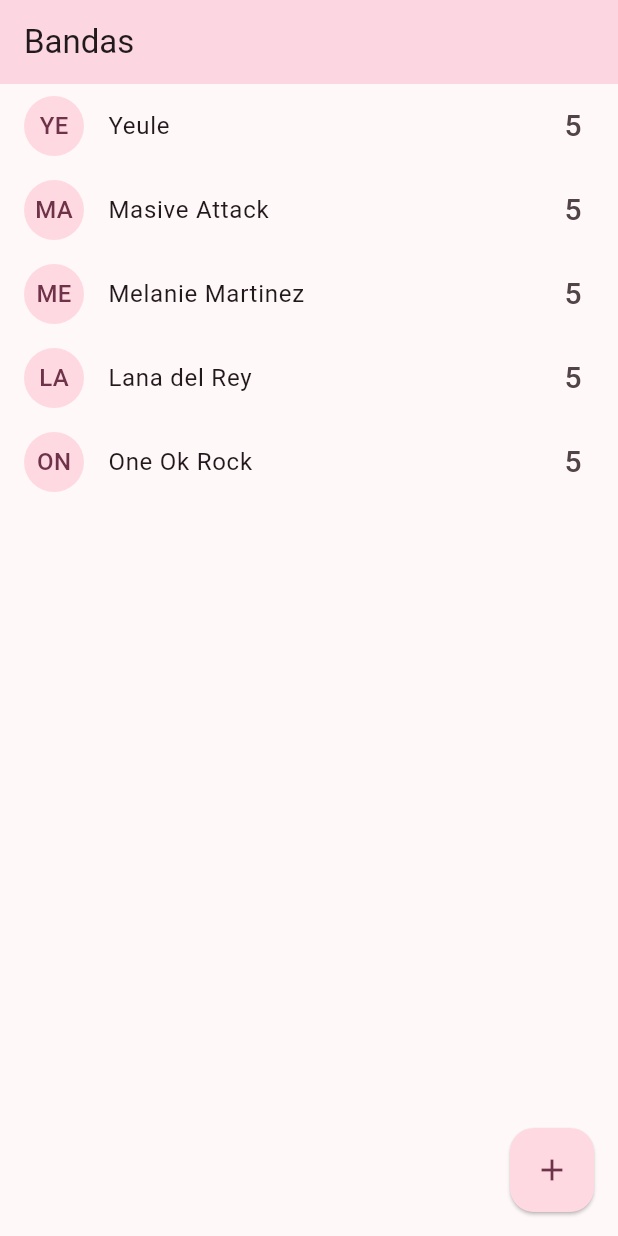
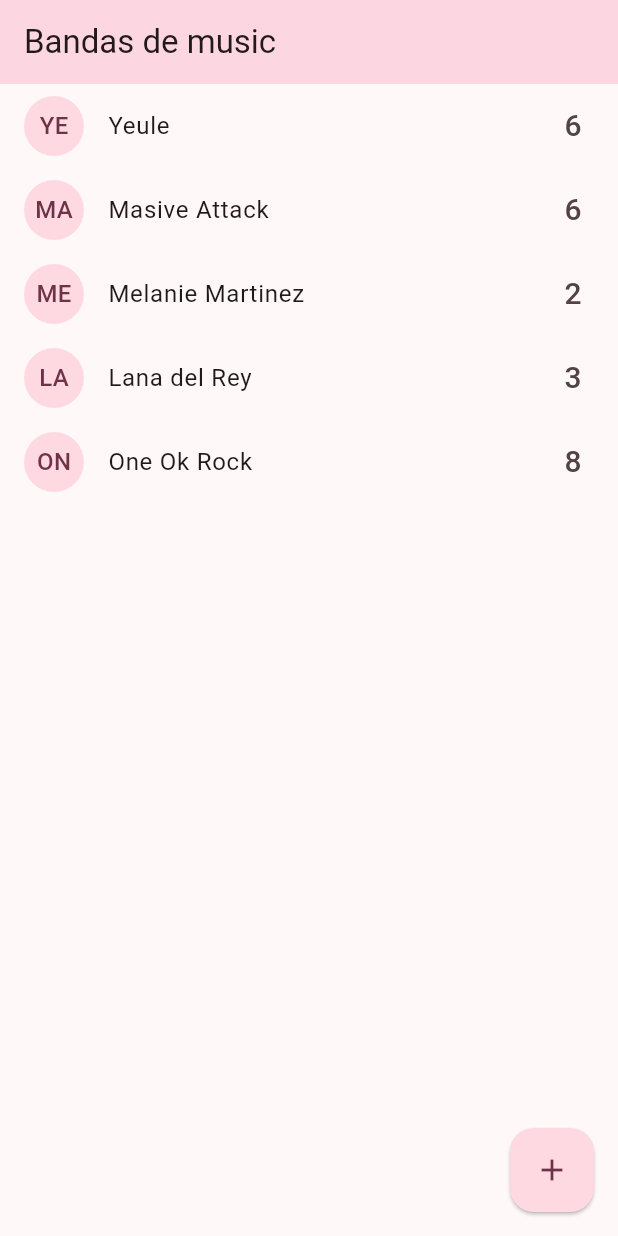
Before and after one commit to Pixxiejinx/appmovil, a Flutter app: the BandsScreen screen opened by its route, after a tap on "YE", on a phone screen of 412 x 824 dp. Run offline on Flutter 3.47's test engine with Material 3 defaults, Android fonts, the phone set to English and light mode, and no system bars; our stand-ins replace flutter_riverpod, go_router.

Commit message:
ebelmon: StateNotifierProvider para las bandas

```diff
--- a/lib/config/entities/band.dart
+++ b/lib/config/entities/band.dart
@@ -5,18 +5,17 @@
   int numerusVotum;
 
 
-  Band({
+ Band({
   required this.id,
   required this.nomen,
   required this.numerusVotum
 });
 
+ Band copyWith([String? id, String? nomen, int? numerusVotum]){
+  return Band(
+    id: id ?? this.id,
+    nomen: nomen ?? this.nomen,
+    numerusVotum: numerusVotum ?? this.numerusVotum
+    );
 }
-
-List<Band> bands = [
-  Band(id: '1', nomen: 'Yeule', numerusVotum:5),
-  Band(id: '1', nomen: 'Masive Attack', numerusVotum:5),
-  Band(id: '1', nomen: 'Melanie Martinez', numerusVotum:5),
-  Band(id: '1', nomen: 'Lana del Rey', numerusVotum:5),
-  Band(id: '1', nomen: 'One Ok Rock', numerusVotum:5),
-];
+}
--- /dev/null
+++ b/lib/presentation/providers/bands_provider.dart
@@ -0,0 +1,34 @@
+import 'package:flutter_riverpod/legacy.dart';
+import 'package:flu_avm/config/config.dart';
+
+final bandsProvider = StateNotifierProvider<BandsNotifier,List<Band>>((ref){
+  return BandsNotifier();
+});
+
+class BandsNotifier extends StateNotifier<List<Band>>{
+
+  //Esto es el state
+  BandsNotifier() : super([
+ Band(id: '1', nomen: 'Yeule', numerusVotum:5),
+  Band(id: '1', nomen: 'Masive Attack', numerusVotum:5),
+  Band(id: '2', nomen: 'Melanie Martinez', numerusVotum:2),
+  Band(id: '3', nomen: 'Lana del Rey', numerusVotum:3),
+  Band(id: '4', nomen: 'One Ok Rock', numerusVotum:8),
+  ]);
+
+  void addereBand(Band band){
+    state = [...state, band];
+  }
+
+  void delereBand(Band band){
+    state = state.where((b) => b.id != band.id ).toList();
+  }
+
+  void addereVotum(Band band){
+    state = state.map((b) {
+      return b.id == band.id
+        ? Band(id: b.id, nomen: b.nomen, numerusVotum: b.numerusVotum + 1)
+        : b;
+    }).toList();
+  }
+}
--- a/lib/presentation/screens/bands/bands_screen.dart
+++ b/lib/presentation/screens/bands/bands_screen.dart
@@ -1,120 +1,128 @@
+import 'package:flu_avm/config/config.dart';
+import 'package:flu_avm/presentation/providers/providers.dart';
 import 'package:flutter/cupertino.dart';
 import 'package:flutter/material.dart';
+import 'package:flutter_riverpod/flutter_riverpod.dart';
 import 'package:go_router/go_router.dart';
 
-import '../../../config/config.dart';
-
-class BandsScreen extends StatefulWidget {
+class BandsScreen extends ConsumerWidget {
   const BandsScreen({super.key});
 
+
+
   @override
-  State<BandsScreen> createState() => _BandsScreenState();
-}
+  Widget build(BuildContext context, WidgetRef ref) {
 
-class _BandsScreenState extends State<BandsScreen> {
-  @override
-  Widget build(BuildContext context) {
+    final bands = ref.watch(bandsProvider);
+
     return Scaffold(
       appBar: AppBar(
-        title: Text('Bandas')
+        title: Text('Bandas de music'),
       ),
       body: ListView.builder(
-        itemCount: bands.length,
-        itemBuilder: (context, i) {
-
-             return _bandTile(bands[i]);
-       }
+        itemCount:bands.length,
+        itemBuilder: (context, index) {
+          return _bandTile(context, ref, bands[index]);
+        },
       ),
       floatingActionButton: FloatingActionButton(
         elevation: 1,
-      onPressed: () => addereNovumBand(context),
-        child: Icon(Icons.add),
+        onPressed: () => addereNuvumBand(context,ref),
+        child: Icon(Icons.add),),
+    );
+  }
+
+  Widget _bandTile(BuildContext context, WidgetRef ref, Band band) {
+    return Dismissible(
+      key: Key(band.id),
+      direction: DismissDirection.startToEnd,
+      onDismissed: (direction) {
+
+        ref.read(bandsProvider.notifier).delereBand(band);
+
+      },
+      background: Container(
+        padding: EdgeInsets.only(left: 8),
+        color: Colors.red,
+        child: Align(
+          alignment: Alignment.centerLeft,
+          child: Text("Delete band", style:  TextStyle(color: Colors.white),),
+        ),
+      ),
+      child: ListTile(
+            leading: CircleAvatar(
+              child: Text(band.nomen.substring(0,2).toUpperCase()),
+            ),
+            title: Text(band.nomen),
+            trailing: Text('${band.numerusVotum}', style: TextStyle(fontSize: 20),),
+            onTap: (){
+              ref.read(bandsProvider.notifier).addereVotum(band);
+            },
           ),
     );
   }
 
-  Widget _bandTile(Band band) {
-    return Dismissible(
-      key: Key(band.id),
-      direction: DismissDirection.startToEnd,
-      onDismissed: (direction) {
-        print('Direction: $direction');
-        print('id: ${band.id}');
-      },
-      background: Container(
-        padding: EdgeInsets.only(left: 8.0),
-       child: Align(
-        alignment: Alignment.centerLeft,
-        child: Text('Delete Band', style: TextStyle(color: Colors.white),),
-       ),
-      ),
-      child: ListTile(
-          leading: CircleAvatar(
-            child: Text(band.nomen.substring(0, 2).toUpperCase()),
-              ),
-              title: Text(band.nomen),
-              trailing: Text('${ band.numerusVotum }', style: TextStyle(fontSize: 20),),
-              onTap: () {
-                print(band.nomen);},
-         ),
-    );
-  }
-  addereNovumBand(BuildContext context){
+  addereNuvumBand(BuildContext context, WidgetRef ref){
 
-final TextEditingController textumController = TextEditingController();
+    final textumController = TextEditingController();
+
+
     /*showDialog(
       context: context,
-  builder:(context) {
+      builder: (context) {
         return AlertDialog(
-      title: Text('New Band name'),
+          title: Text("New band name:"),
           content: TextField(controller: textumController,),
           actions: [
             MaterialButton(
-          onPressed: () => {addereBandAdCollection(context, textumController.text)},
+              onPressed:() => addereBandAdCollectione(context, textumController.text),
               textColor: Colors.blue,
-          child: Text('add'),
+              child: Text("add"),
             )
           ],
         );
       },
     );*/
-
     showCupertinoDialog(
     context: context,
-  builder: ( BuildContext context ) => CupertinoAlertDialog(
+    builder: (BuildContext context) => CupertinoAlertDialog(
       title: const Text('New band name'),
-    content:  CupertinoTextField(
+      content: CupertinoTextField(
         controller: textumController,
         style: TextStyle(
           color: Theme.of(context).brightness == Brightness.dark
               ? Colors.white
-          : Colors.black
-        )
+              : Colors.black,
       ),
+    ),
+
     actions: [
       CupertinoDialogAction(
         isDefaultAction: true,
         child: const Text('Add'),
         onPressed: () {
-            addereBandAdCollection(context, textumController.text);
+          addereBandAdCollectione(context,ref, textumController.text);
           context.pop();
-          }
+        },
       ),
       CupertinoDialogAction(
         isDestructiveAction: true,
         child: const Text('Close'),
-          onPressed: () => context.pop()
+        onPressed: () => context.pop(),
       ),
     ],
-   )
+  ),
 );
+  }
+
+  void addereBandAdCollectione(BuildContext context,WidgetRef ref ,String nomen){
+    if(nomen.length > 1){
+      ref.read(bandsProvider.notifier).addereBand(Band(
+        id: DateTime.now().toString(),
+        nomen: nomen,
+        numerusVotum: 0
+      ));
+    }
+  }
 
 }
-
-void addereBandAdCollection(BuildContext context, String nomen){
-  print(nomen);
-  context.pop();
-}
-
-
-}
```
Lines whose indentation alone changed are shown as unchanged.
